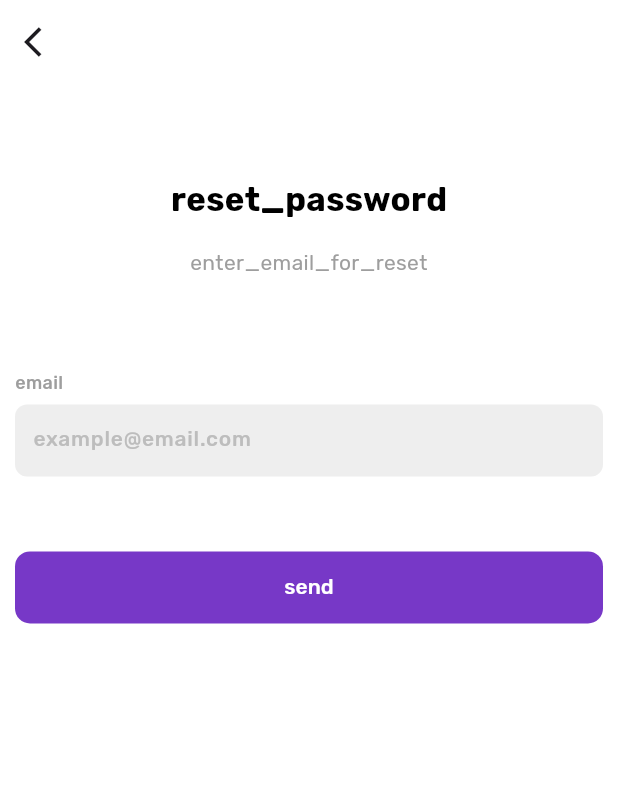
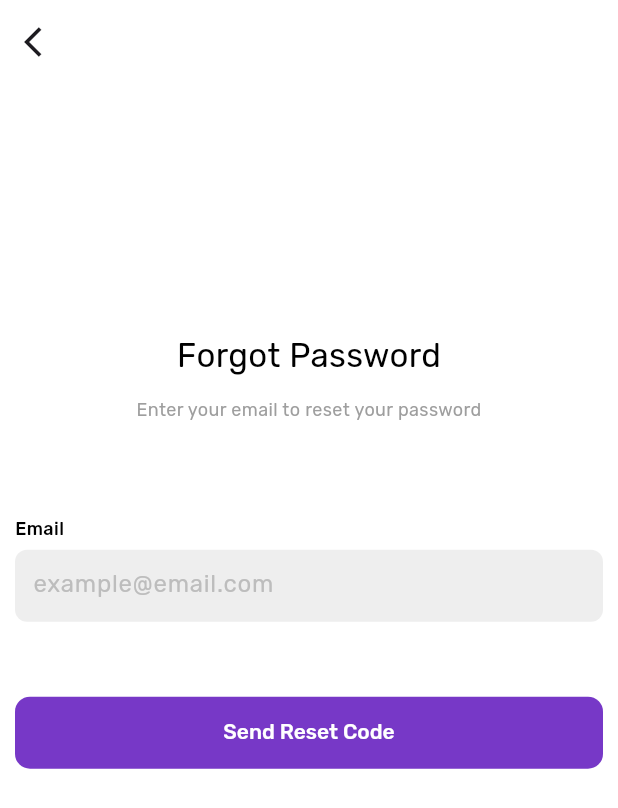
Before and after one commit to Muhammed-Hayr-Ali/Marketna_e-commerce, a Flutter app: the ForgotPasswordScreen screen opened directly, on a phone screen of 412 x 824 dp. Shown: the top 808 px of the screen. Run offline on Flutter 3.47's test engine with Material 3 defaults, Android fonts, the phone set to English and light mode, and no system bars; our stand-ins replace cached_network_image, flutter_holo_date_picker, flutter_rating_bar, flutter_svg, fluttertoast, geolocator and 9 more; missing offline and left inert: date_time_format, flutter_pin_code_fields; accounts and stored records are empty; network calls fail.

Commit message:
Initial commit

```diff
--- a/lib/localization/language/english.dart
+++ b/lib/localization/language/english.dart
@@ -3,11 +3,6 @@ class English {
     ///===========================================================================
     /// Splash Screen
     'language': 'Language',
-    'No Internet Connection Available': 'No Internet Connection Available',
-    'Connection Time Out Please try again':
-        'Connection Time Out Please try again',
-    'Something Went Wrong Please try again':
-        'Something Went Wrong Please try again',
     'Retry': 'Retry',
     'Powered by PST': 'Powered by PST',
 
@@ -29,17 +24,64 @@ class English {
         'Track your orders, edit details, or reorder easily through a clear interface, with 24/7 technical support available to resolve any inquiries.',
 
     ///===========================================================================
-    /// Login Screen
+    /// Sign In
+    'Sign In': 'Sign In',
+    'Hi! Welcome Back, you\'ve been missed':
+        'Hi! Welcome Back, you\'ve been missed',
+    'Email': 'Email',
+    'example@email.com': 'example@email.com',
+    'Password': 'Password',
+    '●●●●●●●●●': '●●●●●●●●●',
+    'Forgot Password?': 'Forgot Password?',
+    'Or Sign In With': 'Or Sign In With',
+    'Don\'t have an account?': 'Don\'t have an account?',
+    'Sign Up': 'Sign Up',
+    'Login with': 'Login with',
+
+    ///===========================================================================
+    /// Forgot Password
+    'Forgot Password': 'Forgot Password',
+    'Enter your email to reset your password':
+        'Enter your email to reset your password',
+    'Send Reset Code': 'Send Reset Code',
+
+    ///===========================================================================
+    /// Update Password
+    'Update Password': 'Update Password',
+    'Confirm Password' : 'Confirm Password',
+    'Enter your verification code and new password':
+        'Enter your verification code and new password',
+    'Password updated successfully': 'Password updated successfully',
 
     ///===========================================================================
     /// App Exception
     'Invalid login credentials': 'Invalid login credentials',
     'Google sign in failed': 'Google sign in failed',
+    'Missing access or ID token': 'Missing access or ID token',
+    'User Not Found In Session': 'User Not Found In Session',
+    'No Internet Connection Available': 'No Internet Connection Available',
+    'Connection Time Out Please try again':
+        'Connection Time Out Please try again',
+    'Something Went Wrong Please try again':
+        'Something Went Wrong Please try again',
     'security_code_request':
         'You can request a security code again in %s seconds.',
+    'Unable to send password reset code at this time. Please try again later.':
+        'Unable to send password reset code at this time. Please try again later.',
 
     ///===========================================================================
-    /// Authentication
+    /// Validators
+    'Email cannot be empty': 'Email cannot be empty',
+    'Invalid email': 'Invalid email',
+    'Password cannot be empty': 'Password cannot be empty',
+    'Password must be at least 6 characters':
+        'Password must be at least 6 characters',
+    'Verification code cannot be empty': 'Verification code cannot be empty',
+    'Verification code must be 6 digits': 'Verification code must be 6 digits',
+    'Passwords do not match': 'Passwords do not match',
+    'Confirm password cannot be empty': 'Confirm password cannot be empty',
+    'Confirm password must be at least 6 characters':
+        'Confirm password must be at least 6 characters',
 
     ///===========================================================================
     /// Home Screen
--- a/lib/routes/app_pages.dart
+++ b/lib/routes/app_pages.dart
@@ -4,7 +4,7 @@ class RouteGet {
   static final List<GetPage> getPages = [
     GetPage(name: Routes.SPLASH_SCREEN, page: () => SplashScreen()),
 
-    GetPage(name: Routes.LOGIN_SCREEN, page: () => LoginScreen()),
+    GetPage(name: Routes.SIGN_IN_SCREEN, page: () => SignInScreen()),
     GetPage(name: Routes.REGISTER_SCREEN, page: () => SignUpScreen()),
     GetPage(name: Routes.LOCATION_PERMISSION_SCREEN, page: () => LocationPermissionScreen()),
     GetPage(name: Routes.NOTIFICATION_PERMISSION_SCREEN, page: () => NotificationPermissionScreen()),
--- a/lib/routes/app_routes.dart
+++ b/lib/routes/app_routes.dart
@@ -8,7 +8,7 @@ abstract class Routes {
   static const SPLASH_SCREEN = '/';
   static const ONBOARDING_SCREEN = '/onboardingScreen';
   static const AUTH_SCREEN = '/authScreen';
-  static const LOGIN_SCREEN = '/loginScreen';
+  static const SIGN_IN_SCREEN = '/sign_in_Screen';
   static const REGISTER_SCREEN = '/registerScreen';
   static const FORGOT_PASSWORD = '/forgotPassword';
   static const UPDATE_PASSWORD = '/updatePassword';
--- a/lib/screens/authentication/auth_forgot_password/controller/controller.dart
+++ b/lib/screens/authentication/auth_forgot_password/controller/controller.dart
@@ -17,7 +17,8 @@ class ForgotPasswordController extends GetxController {
       String errorMessagre = error.message;
 
       if (error.message.contains('unexpected_failure')) {
-        errorMessagre = AppException.UNABLE_TO_SEND_PASSWORD_RESET_CODE.message;
+        errorMessagre =
+            'Unable to send password reset code at this time. Please try again later.';
       }
 
       if (error.message.contains('after') &&
@@ -29,7 +30,7 @@ class ForgotPasswordController extends GetxController {
       return false;
     } on Exception {
       CustomNotification.showSnackbar(
-        message: AppException.SOMETHING_WENT_WRONG.message,
+        message: 'Something Went Wrong Please try again',
       );
       return false;
     } finally {
@@ -42,6 +43,6 @@ class ForgotPasswordController extends GetxController {
     final match = regex.firstMatch(originalMessage);
     final seconds = int.tryParse(match?.group(0) ?? '60') ?? 60;
 
-    return 'security_message'.trArgs([seconds.toString()]);
+    return 'security_code_request'.trArgs([seconds.toString()]);
   }
 }
--- a/lib/screens/authentication/auth_forgot_password/forgot_password_screen.dart
+++ b/lib/screens/authentication/auth_forgot_password/forgot_password_screen.dart
@@ -27,11 +27,14 @@ class ForgotPasswordScreen extends StatelessWidget {
       body: Padding(
         padding: const EdgeInsets.symmetric(horizontal: 10.0),
         child: Column(
-          mainAxisAlignment: MainAxisAlignment.start,
+          mainAxisAlignment: MainAxisAlignment.spaceAround,
+          children: [
+            /// Screen Title
+            Column(
               children: [
                 CustomPageTitle(
-              title: ConstantsText.RESET_PASSWORD,
-              subtitle: ConstantsText.ENTER_EMAIL_FOR_RESET,
+                  title: 'Forgot Password',
+                  subtitle: 'Enter your email to reset your password',
                   padding: EdgeInsets.symmetric(vertical: Get.width * 0.15),
                 ),
 
@@ -39,8 +42,8 @@ class ForgotPasswordScreen extends StatelessWidget {
                 Form(
                   key: _formKey,
                   child: CustomTextField(
-                label: ConstantsText.EMAIL.tr,
-                hintText: ConstantsText.EXAMPLE_EMAIL,
+                    label: 'Email',
+                    hintText: 'example@email.com',
                     controller: _emailController,
                     validator: (value) => Validators.email(value!),
                     keyboardType: TextInputType.emailAddress,
@@ -48,15 +51,23 @@ class ForgotPasswordScreen extends StatelessWidget {
                 ),
                 const SizedBox(height: 50.0),
 
+                /// Button
                 Obx(
                   () => CustomButton(
                     isLoading: _.isLoading,
                     width: double.infinity,
                     progressColor: AppColors.white,
                     onPressed: _sendOTP,
-                child: CustomText(ConstantsText.SEND, color: AppColors.white),
+                    child: CustomText(
+                      'Send Reset Code',
+                      color: AppColors.white,
                     ),
                   ),
+                ),
+              ],
+            ),
+
+            SizedBox(),
           ],
         ),
       ),
--- a/lib/screens/authentication/auth_update_password/controller/update_password_controller.dart
+++ b/lib/screens/authentication/auth_update_password/controller/update_password_controller.dart
@@ -1,7 +1,6 @@
 import '../../../../utils/import.dart';
 
 class UpdatePasswordController extends GetxController {
-
   /// Variables
   final _supabase = Supabase.instance.client;
   final RxBool _isLoading = false.obs;
@@ -10,17 +9,13 @@ class UpdatePasswordController extends GetxController {
   String get verificationCodeErrorMessage =>
       _verificationCodeErrorMessage.value;
 
-
-
-
   bool isVerificationCodeValid(String verificationCode) {
     if (verificationCode.isEmpty) {
-      _verificationCodeErrorMessage.value =
-          ConstantsText.VERIFICATION_CODE_CANNOT_BE_EMPTY.tr;
+      _verificationCodeErrorMessage.value = 'Verification code cannot be empty';
       return false;
     } else if (verificationCode.length != 6) {
       _verificationCodeErrorMessage.value =
-          ConstantsText.VERIFICATION_CODE_INVALID_LENGTH.tr;
+          'Verification code must be 6 digits';
       return false;
     }
     _verificationCodeErrorMessage.value = '';
@@ -49,11 +44,11 @@ class UpdatePasswordController extends GetxController {
       await _supabase.auth.signOut();
 
       // Navigate to the login screen
-      Get.offAllNamed(Routes.LOGIN_SCREEN);
+      Get.offAllNamed(Routes.SIGN_IN_SCREEN);
 
       // Show a success message
       CustomNotification.showSnackbar(
-        message: AppException.PASSWORD_UPDATED_SUCCESSFULLY.message,
+        message: 'Password updated successfully',
       );
     } on AuthException catch (error) {
       // Show an error message
--- a/lib/screens/authentication/auth_update_password/update_password_screen.dart
+++ b/lib/screens/authentication/auth_update_password/update_password_screen.dart
@@ -36,8 +36,8 @@ class UpdatePasswordScreen extends StatelessWidget {
           mainAxisAlignment: MainAxisAlignment.start,
           children: [
             CustomPageTitle(
-              title: ConstantsText.UPDATE_PASSWORD,
-              subtitle: ConstantsText.UPDATE_PASSWORD_DESC,
+              title: 'Update Password',
+              subtitle: 'Enter your verification code and new password',
               padding: EdgeInsets.only(bottom: Get.width * 0.15),
             ),
 
@@ -102,8 +102,8 @@ class UpdatePasswordScreen extends StatelessWidget {
                   ),
                   const SizedBox(height: 16.0),
                   CustomTextField(
-                    label: ConstantsText.PASSWORD.tr,
-                    hintText: ConstantsText.EXAMPLE_PASSWORD,
+                    label: 'Password',
+                    hintText: '●●●●●●●●●',
                     controller: _passwordController,
                     validator:
                         (value) => Validators.password(
@@ -115,8 +115,8 @@ class UpdatePasswordScreen extends StatelessWidget {
                   ),
                   const SizedBox(height: 16.0),
                   CustomTextField(
-                    label: ConstantsText.CONFIRM_PASSWORD.tr,
-                    hintText: ConstantsText.EXAMPLE_PASSWORD,
+                    label: 'Confirm Password',
+                    hintText: '●●●●●●●●●',
                     controller: _confirmPasswordController,
                     validator:
                         (value) => Validators.confirmPassword(
@@ -136,7 +136,7 @@ class UpdatePasswordScreen extends StatelessWidget {
                       progressColor: Colors.white,
                       onPressed: _updatePassword,
                       child: CustomText(
-                        ConstantsText.UPDATE.tr,
+                        'Update Password',
                         color: AppColors.white,
                       ),
                     ),
--- a/lib/screens/onboarding/controller/controller.dart
+++ b/lib/screens/onboarding/controller/controller.dart
@@ -28,7 +28,7 @@ class OnboardingController extends GetxController {
   void nextPage() {
     final int nextIndex = _selectedIndex + 1;
     if (nextIndex > 2) {
-      Get.offAllNamed(Routes.LOGIN_SCREEN);
+      Get.offAllNamed(Routes.SIGN_IN_SCREEN);
     } else {
       pageController.nextPage(
         duration: const Duration(milliseconds: 500),
--- a/lib/screens/profile/profile_screen/controller/controller.dart
+++ b/lib/screens/profile/profile_screen/controller/controller.dart
@@ -31,7 +31,7 @@ class ProfileController extends GetxController {
     if (!shouldSignOut) return;
     try {
       await _supabase.auth.signOut();
-      Get.offAllNamed(Routes.LOGIN_SCREEN);
+      Get.offAllNamed(Routes.SIGN_IN_SCREEN);
     } catch (error) {
       debugPrint(error.toString());
     }
--- a/lib/screens/splash_screen/controller/splash_screen_controller.dart
+++ b/lib/screens/splash_screen/controller/splash_screen_controller.dart
@@ -59,7 +59,7 @@ class SplashScreenController extends GetxController {
       await _storage.write(STORAGE_KEYS.FIRST_LAUNCH, false);
       Get.offAllNamed(Routes.ONBOARDING_SCREEN);
     } else {
-      Get.offAllNamed(Routes.LOGIN_SCREEN);
+      Get.offAllNamed(Routes.SIGN_IN_SCREEN);
     }
   }
 }
--- a/lib/services/validators.dart
+++ b/lib/services/validators.dart
@@ -5,22 +5,22 @@ class Validators {
 
   static String? email(String email) {
     if (email.isEmpty) {
-      return 'email_cannot_be_empty'.tr;
+      return 'Email cannot be empty'.tr;
     }
     if (!RegExp(
       r"^[a-zA-Z0-9.a-zA-Z0-9.!#$%&'*+-/=?^_`{|}~]+@[a-zA-Z0-9]+\.[a-zA-Z]+",
     ).hasMatch(email)) {
-      return 'invalid_email'.tr;
+      return 'Invalid email'.tr;
     }
     return null;
   }
 
   static String? passwordOnly(String password) {
     if (password.isEmpty) {
-      return 'password_cannot_be_empty'.tr;
+      return 'Password cannot be empty'.tr;
     }
     if (password.length < 6) {
-      return 'password_min_length'.tr;
+      return 'Password must be at least 6 characters'.tr;
     }
 
     return null;
@@ -28,13 +28,13 @@ class Validators {
 
   static String? password(String password, String confirmPassword) {
     if (password.isEmpty) {
-      return 'password_min_length'.tr;
+      return 'Password cannot be empty'.tr;
     }
     if (password.length < 6) {
-      return 'password_min_length'.tr;
+      return 'Password must be at least 6 characters'.tr;
     }
     if (password != confirmPassword) {
-      return 'passwords_do_not_match'.tr;
+      return 'Passwords do not match'.tr;
     }
 
     return null;
@@ -42,13 +42,13 @@ class Validators {
 
   static String? confirmPassword(String confirmPassword, String password) {
     if (confirmPassword.isEmpty) {
-      return 'confirm_password_cannot_be_empty'.tr;
+      return 'Confirm password cannot be empty'.tr;
     }
     if (confirmPassword.length < 6) {
-      return 'confirm_password_min_length'.tr;
+      return 'Confirm password must be at least 6 characters'.tr;
     }
     if (password != confirmPassword) {
-      return 'passwords_do_not_match'.tr;
+      return 'Passwords do not match'.tr;
     }
 
     return null;
--- a/lib/utils/import.dart
+++ b/lib/utils/import.dart
@@ -31,8 +31,8 @@ export 'package:application/screens/addresses/addresses_manage/widgets/address_c
 export 'package:application/screens/addresses/addresses_manage/widgets/no_addresses.dart';
 export 'package:application/screens/authentication/auth_forgot_password/controller/controller.dart';
 export 'package:application/screens/authentication/auth_forgot_password/forgot_password_screen.dart';
-export 'package:application/screens/authentication/auth_login/controller/controller.dart';
-export 'package:application/screens/authentication/auth_login/login_screen.dart';
+export 'package:application/screens/authentication/auth_sign_in/controller/controller.dart';
+export 'package:application/screens/authentication/auth_sign_in/sign_in_screen.dart';
 export 'package:application/screens/authentication/auth_permission_secreens/controller/controller.dart';
 export 'package:application/screens/authentication/auth_permission_secreens/location_permission_screen.dart';
 export 'package:application/screens/authentication/auth_permission_secreens/notification_permission_screen.dart';
--- a/lib/widgets/custom_page_title.dart
+++ b/lib/widgets/custom_page_title.dart
@@ -22,9 +22,14 @@ class CustomPageTitle extends StatelessWidget {
         mainAxisAlignment: mainAxisAlignment,
         crossAxisAlignment: crossAxisAlignment,
         children: [
-          CustomText(title, fontSize: 22, fontWeight: FontWeight.bold),
-          const SizedBox(height: 16.0),
-          CustomText(subtitle, color: Colors.grey, textAlign: TextAlign.center),
+          CustomText(title, fontSize: 22),
+          const SizedBox(height: 12.0),
+          CustomText(
+            subtitle,
+            fontSize: 12,
+            color: Colors.grey,
+            textAlign: TextAlign.center,
+          ),
         ],
       ),
     );
--- a/lib/widgets/custom_text_field.dart
+++ b/lib/widgets/custom_text_field.dart
@@ -33,10 +33,6 @@ class CustomTextField extends StatefulWidget {
   final String? label;
 
   /// The style of the text inside the text field.
-  final TextStyle? textStyle;
-
-  /// The style of the hint text.
-  final TextStyle? hintStyle;
 
   /// A list of input formatters to apply to the text field.
   /// These can restrict the input format, such as allowing only numbers or limiting the length.
@@ -59,7 +55,7 @@ class CustomTextField extends StatefulWidget {
   /// [controller] is required and is used to manage the text field's content.
   /// [isPasswordField] is optional and defaults to false.
   /// [showSuffixIcon] is optional and defaults to true.
-  /// [keyboardType], [validator], [onChanged], [hintText], [label], [textStyle], [hintStyle], [inputFormatters], [lines], and [textDirection] are all optional.
+  /// [keyboardType], [validator], [onChanged], [hintText], [label], [inputFormatters], [lines], and [textDirection] are all optional.
   const CustomTextField({
     super.key,
     this.isPasswordField = false,
@@ -70,8 +66,6 @@ class CustomTextField extends StatefulWidget {
     this.showSuffixIcon = true,
     this.hintText,
     this.label,
-    this.textStyle,
-    this.hintStyle,
     this.inputFormatters,
     this.lines = 1,
     this.textDirection,
@@ -137,10 +131,10 @@ class _CustomTextFieldState extends State<CustomTextField> {
           Padding(
             padding: const EdgeInsets.only(bottom: 6.0),
             child: Text(
-              widget.label!,
+              (widget.label ?? '').tr,
               style: TextStyle(
                 fontSize: 12,
-                color: Colors.grey,
+                color: Colors.black,
                 fontWeight: FontWeight.w500,
               ),
             ),
@@ -166,17 +160,12 @@ class _CustomTextFieldState extends State<CustomTextField> {
                     : false, // Obscure text if it's a password field
             validator: widget.validator, // Validation logic
             onChanged: widget.onChanged, // Callback on text change
-            style:
-                widget.textStyle != null
-                    ? widget.textStyle!.copyWith(
-                      fontSize: 14,
-                      fontWeight: FontWeight.w500,
-                    )
-                    : TextStyle(
-                      color: Colors.black,
-                      fontSize: 14,
-                      fontWeight: FontWeight.w500,
-                    ), // Default text style
+            style: TextStyle(
+              fontFamily: ConstantsText.fontFamily,
+              color: Colors.black,
+              fontSize: 16,
+              fontWeight: FontWeight.normal,
+            ), // Default text style
             decoration: InputDecoration(
               fillColor: widget.fillColor,
               filled: true,
@@ -194,14 +183,12 @@ class _CustomTextFieldState extends State<CustomTextField> {
                       ), // Padding inside the text field
 
               hintText: widget.hintText, // Placeholder text
-              hintStyle:
-                  widget.hintStyle ??
-                  TextStyle(
-                    fontFamily: ConstantsText.fontFamily,
-                    color: Colors.grey.shade400,
-                    fontSize: 14,
-                    fontWeight: FontWeight.w500,
-                  ), // Default hint style
+              hintStyle: TextStyle(
+                fontFamily: ConstantsText.fontFamily,
+                color: Colors.grey.shade400,
+                fontSize: 16,
+                fontWeight: FontWeight.normal,
+              ), // Default hint style
               /// Suffix Icon
               ///
               /// Displays a visibility toggle icon for password fields or a clear icon for regular fields.
```
Also changed, not shown: lib/screens/authentication/auth_login/login_screen.dart (deleted, +0 -181 lines), lib/screens/authentication/auth_sign_in/controller/controller.dart (renamed from lib/screens/authentication/auth_login/controller/controller.dart, +7 -7 lines), lib/screens/authentication/auth_sign_in/sign_in_screen.dart (added, +191 -0 lines), lib/screens/onboarding/widgets/page_builder.dart (+6 -1 lines). Lines whose indentation alone changed are shown as unchanged.
